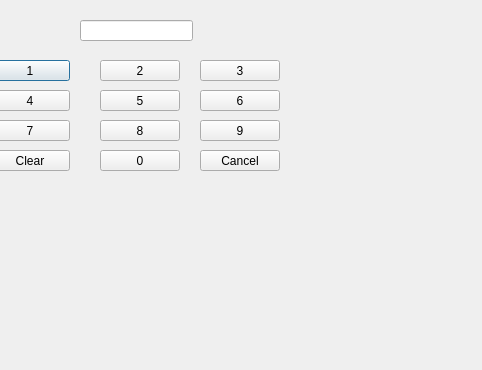
First picture: the form in bankautomat/libraries/DLLPinUi/pincode.ui, repository banksimul2022/group11, before the edit; both pictures show x 300 to 782 and y 170 to 540 of the 782 by 540 pixel window.
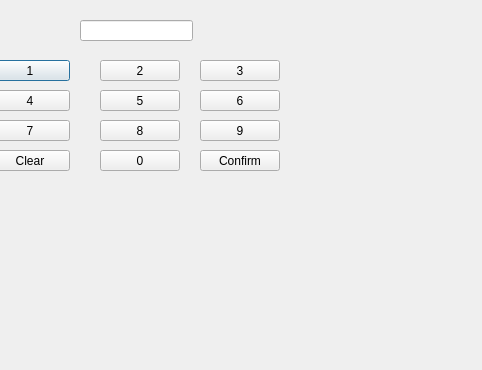
Second picture: the form after the edit.

Diff of the .ui file:
```diff
--- a/bankautomat/libraries/DLLPinUi/pincode.ui
+++ b/bankautomat/libraries/DLLPinUi/pincode.ui
@@ -176,7 +176,7 @@
     </rect>
    </property>
    <property name="text">
-    <string>Cancel</string>
+    <string>Confirm</string>
    </property>
   </widget>
  </widget>
```
